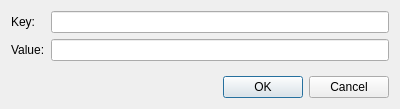
Before: the Qt Designer form src/widgets/new_entity_user_property_dialog.ui in Kangie/solarus, drawn with Qt 5.
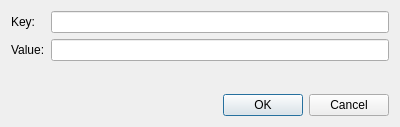
After: the same form once the commit is applied.

What changed in the file:
```diff
--- a/src/widgets/new_entity_user_property_dialog.ui
+++ b/src/widgets/new_entity_user_property_dialog.ui
@@ -7,7 +7,7 @@
     <x>0</x>
     <y>0</y>
     <width>400</width>
-    <height>109</height>
+    <height>127</height>
    </rect>
   </property>
   <property name="windowTitle">
@@ -16,8 +16,32 @@
   <layout class="QVBoxLayout" name="verticalLayout_3">
    <item>
     <layout class="QVBoxLayout" name="vertical_layout_2">
+     <property name="leftMargin">
+      <number>0</number>
+     </property>
+     <property name="topMargin">
+      <number>0</number>
+     </property>
+     <property name="rightMargin">
+      <number>0</number>
+     </property>
+     <property name="bottomMargin">
+      <number>0</number>
+     </property>
      <item>
       <layout class="QFormLayout" name="formLayout">
+       <property name="leftMargin">
+        <number>0</number>
+       </property>
+       <property name="topMargin">
+        <number>0</number>
+       </property>
+       <property name="rightMargin">
+        <number>0</number>
+       </property>
+       <property name="bottomMargin">
+        <number>0</number>
+       </property>
        <item row="0" column="0">
         <widget class="QLabel" name="property_key_label">
          <property name="text">
```
Left out of the diff: 4 changed lines with no effect on the pictures.
